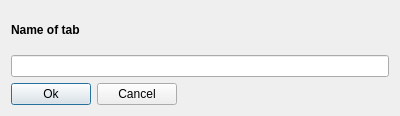
This is ui/newtab.ui in iddekingej/blgui as Qt 5 draws it before an edit. The edited form follows.
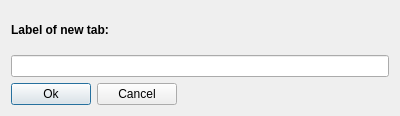
This is the edited form.

Commit message: * Add ":" after each label, make labels uniform

Patch:
```diff
--- a/ui/newtab.ui
+++ b/ui/newtab.ui
@@ -29,7 +29,7 @@
       </font>
      </property>
      <property name="text">
-      <string>Name of tab</string>
+      <string>Label of new tab:</string>
      </property>
     </widget>
    </item>
```
The commit also changes 1 other file.
